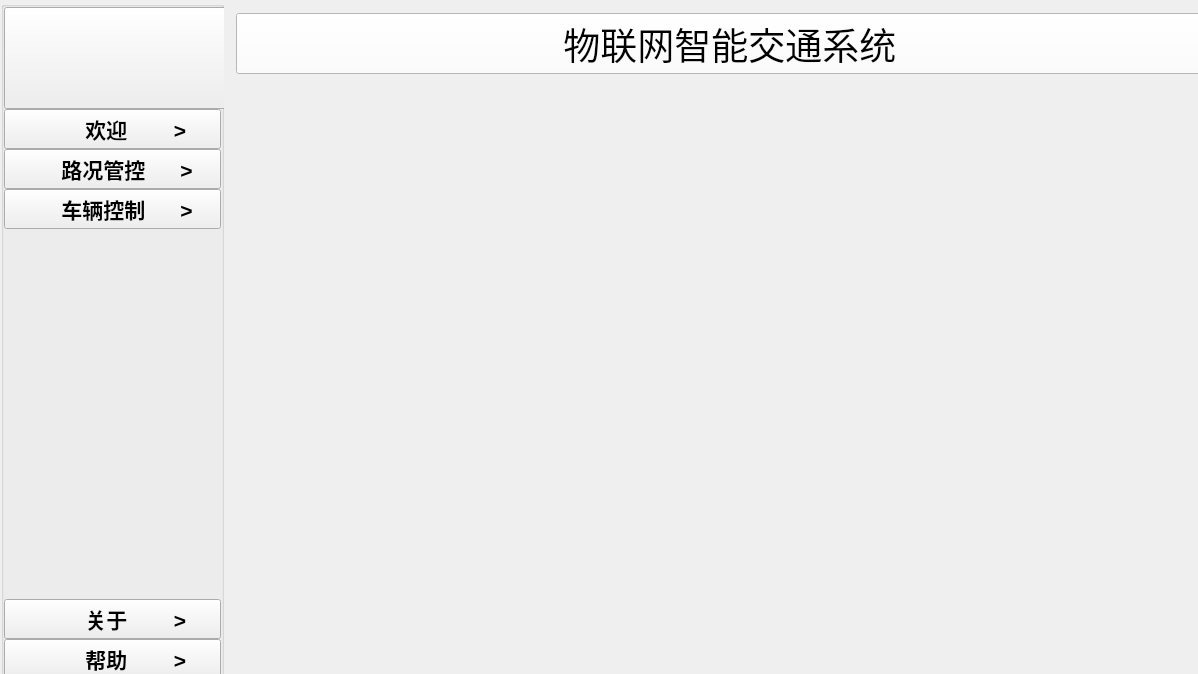
First picture: the form in widget.ui, repository CSU-Bug-Killer/CarDemo2, before the edit.
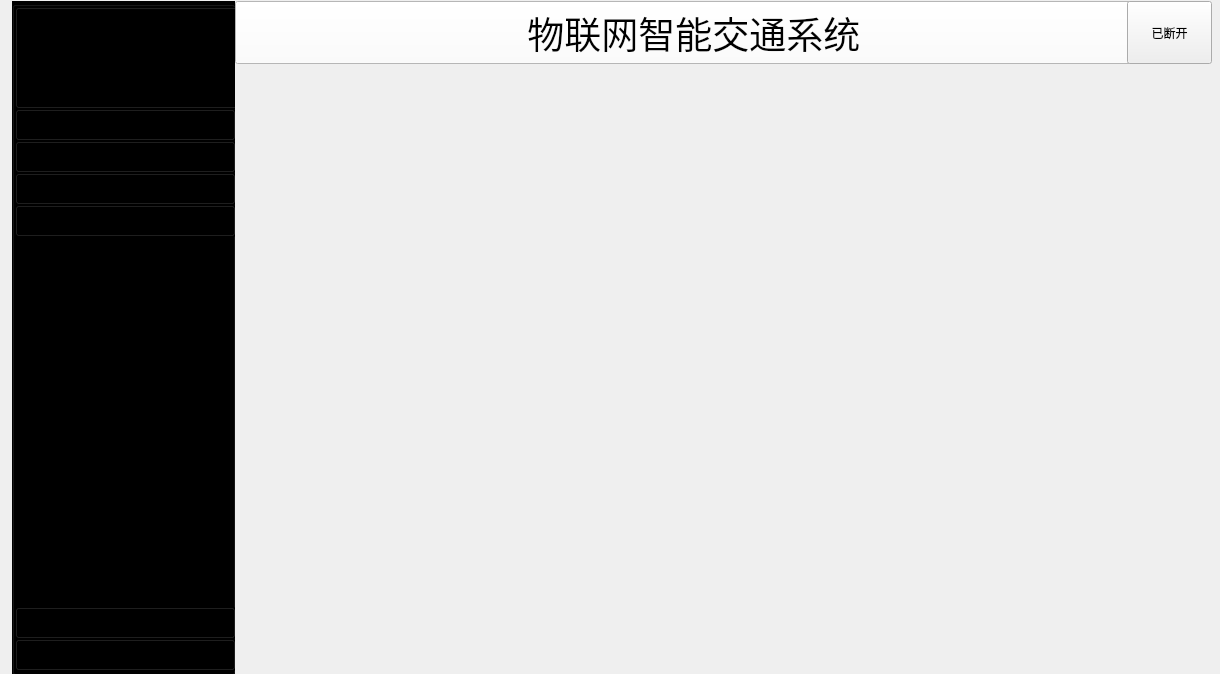
Second picture: the form after the edit. Icons and pictures are not drawn.

Commit message: add setting/autoNavigation

```diff
--- a/widget.ui
+++ b/widget.ui
@@ -6,7 +6,7 @@
    <rect>
     <x>0</x>
     <y>0</y>
-    <width>1198</width>
+    <width>1220</width>
     <height>674</height>
    </rect>
   </property>
@@ -17,23 +17,41 @@
    <iconset resource="icons.qrc">
     <normaloff>:/icon/BKlogo.png</normaloff>:/icon/BKlogo.png</iconset>
   </property>
-  <widget class="QGroupBox" name="groupBox">
+  <widget class="QWidget" name="layoutWidget">
    <property name="geometry">
     <rect>
      <x>1</x>
-     <y>1</y>
-     <width>223</width>
-     <height>682</height>
+     <y>-10</y>
+     <width>1222</width>
+     <height>686</height>
     </rect>
    </property>
+   <layout class="QHBoxLayout" name="horizontalLayout_3">
+    <property name="spacing">
+     <number>0</number>
+    </property>
+    <item>
+     <widget class="QGroupBox" name="groupBox">
+      <property name="sizePolicy">
+       <sizepolicy hsizetype="Fixed" vsizetype="Fixed">
+        <horstretch>0</horstretch>
+        <verstretch>0</verstretch>
+       </sizepolicy>
+      </property>
+      <property name="minimumSize">
+       <size>
+        <width>223</width>
+        <height>674</height>
+       </size>
+      </property>
    <property name="maximumSize">
     <size>
      <width>223</width>
-     <height>16777215</height>
+        <height>680</height>
     </size>
    </property>
    <property name="styleSheet">
-    <string notr="true"/>
+       <string notr="true">background-color: rgb(0, 0, 0);</string>
    </property>
    <property name="title">
     <string/>
@@ -79,15 +97,21 @@
     <item>
      <widget class="QPushButton" name="welcomeBtn">
       <property name="sizePolicy">
-       <sizepolicy hsizetype="Minimum" vsizetype="Minimum">
+          <sizepolicy hsizetype="Fixed" vsizetype="Fixed">
         <horstretch>0</horstretch>
         <verstretch>0</verstretch>
        </sizepolicy>
       </property>
       <property name="minimumSize">
        <size>
-        <width>0</width>
-        <height>30</height>
+           <width>221</width>
+           <height>32</height>
+          </size>
+         </property>
+         <property name="maximumSize">
+          <size>
+           <width>221</width>
+           <height>32</height>
        </size>
       </property>
       <property name="font">
@@ -98,6 +122,9 @@
         <bold>true</bold>
        </font>
       </property>
+         <property name="styleSheet">
+          <string notr="true"/>
+         </property>
       <property name="text">
        <string>        欢迎        &gt;</string>
       </property>
@@ -110,15 +137,21 @@
     <item>
      <widget class="QPushButton" name="mainBtn">
       <property name="sizePolicy">
-       <sizepolicy hsizetype="Minimum" vsizetype="Minimum">
+          <sizepolicy hsizetype="Fixed" vsizetype="Fixed">
         <horstretch>0</horstretch>
         <verstretch>0</verstretch>
        </sizepolicy>
       </property>
       <property name="minimumSize">
        <size>
-        <width>0</width>
-        <height>30</height>
+           <width>221</width>
+           <height>32</height>
+          </size>
+         </property>
+         <property name="maximumSize">
+          <size>
+           <width>221</width>
+           <height>32</height>
        </size>
       </property>
       <property name="font">
@@ -129,6 +162,9 @@
         <bold>true</bold>
        </font>
       </property>
+         <property name="styleSheet">
+          <string notr="true"/>
+         </property>
       <property name="text">
        <string>     路况管控      &gt;</string>
       </property>
@@ -141,15 +177,21 @@
     <item>
      <widget class="QPushButton" name="carMapBtn">
       <property name="sizePolicy">
-       <sizepolicy hsizetype="Minimum" vsizetype="Minimum">
+          <sizepolicy hsizetype="Fixed" vsizetype="Fixed">
         <horstretch>0</horstretch>
         <verstretch>0</verstretch>
        </sizepolicy>
       </property>
       <property name="minimumSize">
        <size>
-        <width>0</width>
-        <height>30</height>
+           <width>221</width>
+           <height>32</height>
+          </size>
+         </property>
+         <property name="maximumSize">
+          <size>
+           <width>221</width>
+           <height>32</height>
        </size>
       </property>
       <property name="baseSize">
@@ -167,7 +209,7 @@
        </font>
       </property>
       <property name="styleSheet">
-       <string notr="true">border-color: rgb(0, 0, 0);</string>
+          <string notr="true"/>
       </property>
       <property name="text">
        <string>     车辆控制      &gt;</string>
@@ -178,6 +220,52 @@
       </property>
      </widget>
     </item>
+       <item>
+        <widget class="QPushButton" name="autoNavigationBtn">
+         <property name="sizePolicy">
+          <sizepolicy hsizetype="Fixed" vsizetype="Fixed">
+           <horstretch>0</horstretch>
+           <verstretch>0</verstretch>
+          </sizepolicy>
+         </property>
+         <property name="minimumSize">
+          <size>
+           <width>221</width>
+           <height>32</height>
+          </size>
+         </property>
+         <property name="maximumSize">
+          <size>
+           <width>221</width>
+           <height>32</height>
+          </size>
+         </property>
+         <property name="sizeIncrement">
+          <size>
+           <width>0</width>
+           <height>0</height>
+          </size>
+         </property>
+         <property name="font">
+          <font>
+           <family>Arial</family>
+           <pointsize>16</pointsize>
+           <weight>75</weight>
+           <bold>true</bold>
+          </font>
+         </property>
+         <property name="styleSheet">
+          <string notr="true"/>
+         </property>
+         <property name="text">
+          <string>     自动导航     &gt;</string>
+         </property>
+         <property name="icon">
+          <iconset resource="icons.qrc">
+           <normaloff>:/icon/cut.png</normaloff>:/icon/cut.png</iconset>
+         </property>
+        </widget>
+       </item>
     <item>
      <spacer name="verticalSpacer">
       <property name="orientation">
@@ -191,14 +279,66 @@
       </property>
      </spacer>
     </item>
+       <item>
+        <widget class="QPushButton" name="settingBtn">
+         <property name="sizePolicy">
+          <sizepolicy hsizetype="Fixed" vsizetype="Fixed">
+           <horstretch>0</horstretch>
+           <verstretch>0</verstretch>
+          </sizepolicy>
+         </property>
+         <property name="minimumSize">
+          <size>
+           <width>221</width>
+           <height>32</height>
+          </size>
+         </property>
+         <property name="maximumSize">
+          <size>
+           <width>221</width>
+           <height>32</height>
+          </size>
+         </property>
+         <property name="font">
+          <font>
+           <family>Arial</family>
+           <pointsize>16</pointsize>
+           <weight>75</weight>
+           <bold>true</bold>
+          </font>
+         </property>
+         <property name="styleSheet">
+          <string notr="true"/>
+         </property>
+         <property name="text">
+          <string>        设置        &gt;</string>
+         </property>
+         <property name="icon">
+          <iconset resource="icons.qrc">
+           <normaloff>:/icon/help.png</normaloff>:/icon/help.png</iconset>
+         </property>
+        </widget>
+       </item>
     <item>
      <widget class="QPushButton" name="aboutBtn">
       <property name="sizePolicy">
-       <sizepolicy hsizetype="Minimum" vsizetype="Minimum">
+          <sizepolicy hsizetype="Fixed" vsizetype="Fixed">
         <horstretch>0</horstretch>
         <verstretch>0</verstretch>
        </sizepolicy>
       </property>
+         <property name="minimumSize">
+          <size>
+           <width>221</width>
+           <height>32</height>
+          </size>
+         </property>
+         <property name="maximumSize">
+          <size>
+           <width>221</width>
+           <height>32</height>
+          </size>
+         </property>
       <property name="font">
        <font>
         <family>Arial</family>
@@ -207,6 +347,9 @@
         <bold>true</bold>
        </font>
       </property>
+         <property name="styleSheet">
+          <string notr="true"/>
+         </property>
       <property name="text">
        <string>        关于        &gt;</string>
       </property>
@@ -216,57 +359,30 @@
       </property>
      </widget>
     </item>
-    <item>
-     <widget class="QPushButton" name="helpBtn">
-      <property name="sizePolicy">
-       <sizepolicy hsizetype="Minimum" vsizetype="Minimum">
-        <horstretch>0</horstretch>
-        <verstretch>0</verstretch>
-       </sizepolicy>
-      </property>
-      <property name="font">
-       <font>
-        <family>Arial</family>
-        <pointsize>16</pointsize>
-        <weight>75</weight>
-        <bold>true</bold>
-       </font>
-      </property>
-      <property name="text">
-       <string>        帮助        &gt;</string>
-      </property>
-      <property name="icon">
-       <iconset resource="icons.qrc">
-        <normaloff>:/icon/help.png</normaloff>:/icon/help.png</iconset>
-      </property>
-     </widget>
-    </item>
-   </layout>
-  </widget>
-  <widget class="QWidget" name="layoutWidget">
-   <property name="geometry">
-    <rect>
-     <x>225</x>
-     <y>2</y>
-     <width>985</width>
-     <height>688</height>
-    </rect>
-   </property>
+      </layout>
+     </widget>
+    </item>
+    <item>
    <layout class="QVBoxLayout" name="verticalLayout">
     <property name="spacing">
      <number>0</number>
     </property>
     <item>
+       <layout class="QHBoxLayout" name="horizontalLayout">
+        <property name="spacing">
+         <number>0</number>
+        </property>
+        <item>
      <widget class="QPushButton" name="sysTitleBtn">
       <property name="sizePolicy">
-       <sizepolicy hsizetype="Maximum" vsizetype="Fixed">
+           <sizepolicy hsizetype="Preferred" vsizetype="Preferred">
         <horstretch>0</horstretch>
         <verstretch>0</verstretch>
        </sizepolicy>
       </property>
       <property name="minimumSize">
        <size>
-        <width>978</width>
+            <width>908</width>
         <height>61</height>
        </size>
       </property>
@@ -295,10 +411,38 @@
      </widget>
     </item>
     <item>
-     <layout class="QHBoxLayout" name="horizontalLayout">
-      <property name="spacing">
-       <number>0</number>
-      </property>
+         <widget class="QPushButton" name="connectBtn">
+          <property name="sizePolicy">
+           <sizepolicy hsizetype="Fixed" vsizetype="Fixed">
+            <horstretch>0</horstretch>
+            <verstretch>0</verstretch>
+           </sizepolicy>
+          </property>
+          <property name="minimumSize">
+           <size>
+            <width>85</width>
+            <height>63</height>
+           </size>
+          </property>
+          <property name="maximumSize">
+           <size>
+            <width>16777215</width>
+            <height>16777215</height>
+           </size>
+          </property>
+          <property name="text">
+           <string>已断开</string>
+          </property>
+          <property name="icon">
+           <iconset resource="icons.qrc">
+            <normaloff>:/icon/open.png</normaloff>:/icon/open.png</iconset>
+          </property>
+         </widget>
+        </item>
+       </layout>
+      </item>
+      <item>
+       <layout class="QHBoxLayout" name="horizontalLayout_2">
       <item>
        <widget class="QStackedWidget" name="mapBoardSkd">
         <property name="minimumSize">
@@ -320,7 +464,15 @@
           <height>615</height>
          </size>
         </property>
-       </widget>
+          <property name="maximumSize">
+           <size>
+            <width>223</width>
+            <height>16777215</height>
+           </size>
+          </property>
+         </widget>
+        </item>
+       </layout>
       </item>
      </layout>
     </item>
```
Lines whose indentation alone changed are shown as unchanged. The commit also changes 28 other files.
